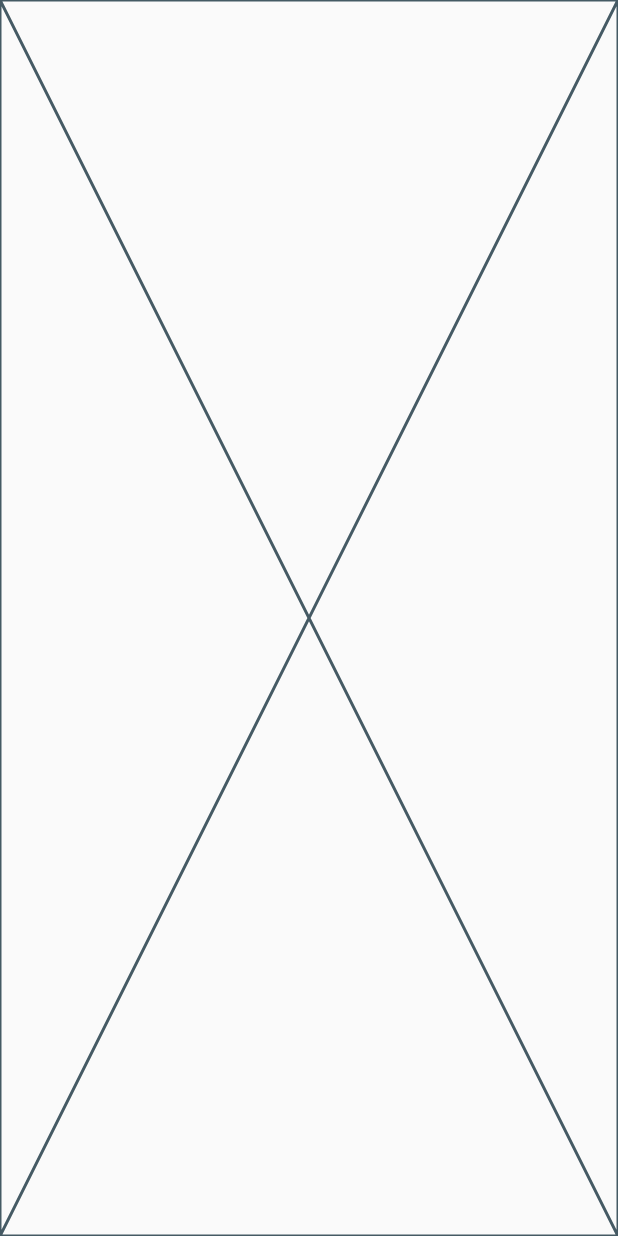
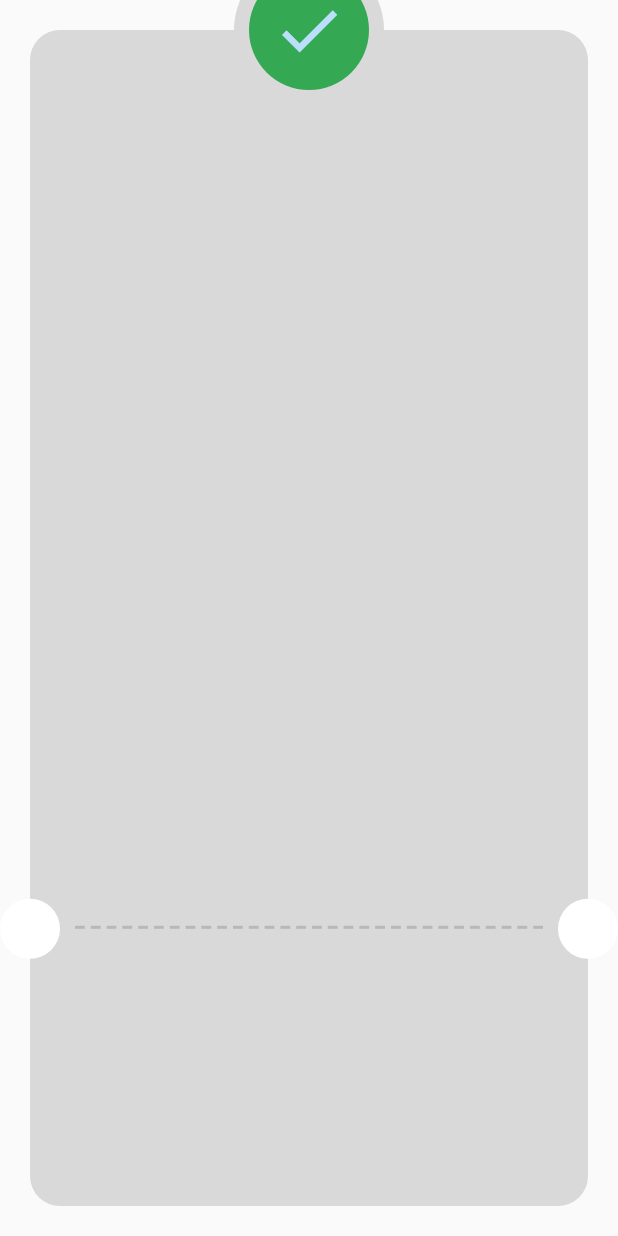
Before and after one commit to tharwatsamy/checkout_payment_ui, a Flutter app: the ThankYouView screen opened directly, on a phone screen of 412 x 824 dp. Run offline on Flutter 3.47's test engine with Material 2 defaults, Android fonts, the phone set to English and light mode, and no system bars; our stand-ins replace flutter_credit_card, flutter_svg.

Commit message:
create dashed line

```diff
--- a/lib/Features/checkout/presentation/views/widgets/thank_you_view_body.dart
+++ b/lib/Features/checkout/presentation/views/widgets/thank_you_view_body.dart
@@ -5,6 +5,69 @@
 
   @override
   Widget build(BuildContext context) {
-    return const Placeholder();
+    return Padding(
+      padding: const EdgeInsets.all(20),
+      child: Stack(
+        clipBehavior: Clip.none,
+        children: [
+          Container(
+            decoration: ShapeDecoration(
+              color: const Color(0xFFD9D9D9),
+              shape: RoundedRectangleBorder(
+                borderRadius: BorderRadius.circular(20),
+              ),
+            ),
+          ),
+          Positioned(
+            bottom: MediaQuery.sizeOf(context).height * .2 + 20,
+            left: 20 + 8,
+            right: 20 + 8,
+            child: Row(
+              children: List.generate(
+                30,
+                (index) => Expanded(
+                  child: Padding(
+                    padding: const EdgeInsets.symmetric(horizontal: 2),
+                    child: Container(
+                      color: const Color(0xffB8B8B8),
+                      height: 2,
+                    ),
+                  ),
+                ),
+              ),
+            ),
+          ),
+          Positioned(
+              left: -20,
+              bottom: MediaQuery.sizeOf(context).height * .2,
+              child: const CircleAvatar(
+                backgroundColor: Colors.white,
+              )),
+          Positioned(
+              right: -20,
+              bottom: MediaQuery.sizeOf(context).height * .2,
+              child: const CircleAvatar(
+                backgroundColor: Colors.white,
+              )),
+          const Positioned(
+            top: -50,
+            left: 0,
+            right: 0,
+            child: CircleAvatar(
+              radius: 50,
+              backgroundColor: Color(0xFFD9D9D9),
+              child: CircleAvatar(
+                radius: 40,
+                backgroundColor: Color(0xff34A853),
+                child: Icon(
+                  Icons.check,
+                  size: 50,
+                ),
+              ),
+            ),
+          ),
+        ],
+      ),
+    );
   }
 }
```
